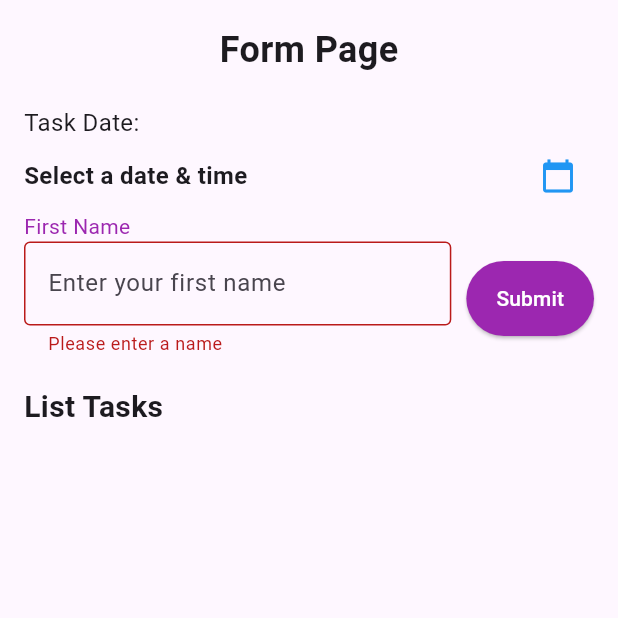
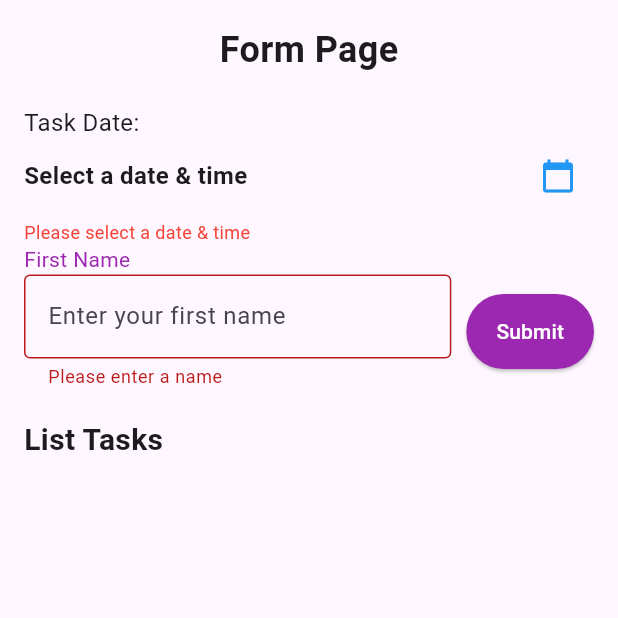
Before and after one commit to DaffaPutra7/TodoApp_0133, a Flutter app: the screen it shows after launch, after a tap on "Submit", on a phone screen of 412 x 824 dp, the top half of it. Run offline on Flutter 3.47's test engine with Material 3 defaults, Android fonts, the phone set to English and light mode, and no system bars.

```diff
--- a/lib/form_page.dart
+++ b/lib/form_page.dart
@@ -13,17 +13,23 @@ class _FormPageState extends State<FormPage> {
   final TextEditingController _formController = TextEditingController();
   DateTime? _selectedDateTime;
   final List<Map<String, dynamic>> _tasks = [];
+  String? _dateError;
 
-  void _addTask() {
+  void _validateDateTime() {
+    setState(() {
+      _dateError = _selectedDateTime == null ? "Please select a date & time" : null;
+    });
+
     if (_key.currentState!.validate() && _selectedDateTime != null) {
       setState(() {
         _tasks.add({
           'name': _formController.text,
           'dateTime': _selectedDateTime!,
-          'isDone': false, // Default: Not Done
+          'isDone': false,
         });
         _formController.clear();
         _selectedDateTime = null;
+        _dateError = null;
       });
 
       ScaffoldMessenger.of(context).showSnackBar(
@@ -66,6 +72,7 @@ class _FormPageState extends State<FormPage> {
             pickedTime.hour,
             pickedTime.minute,
           );
+          _dateError = null;
         });
       }
     }
@@ -110,6 +117,14 @@ class _FormPageState extends State<FormPage> {
                   ),
                 ],
               ),
+              if (_dateError != null)
+                Padding(
+                  padding: const EdgeInsets.only(top: 5),
+                  child: Text(
+                    _dateError!,
+                    style: const TextStyle(color: Colors.red, fontSize: 12),
+                  ),
+                ),
               Form(
                 key: _key,
                 child: Column(
@@ -140,7 +155,7 @@ class _FormPageState extends State<FormPage> {
                         ),
                         const SizedBox(width: 10),
                         ElevatedButton(
-                          onPressed: _addTask,
+                          onPressed: _validateDateTime,
                           style: ElevatedButton.styleFrom(
                             backgroundColor: Colors.purple,
                             shape: RoundedRectangleBorder(
```
